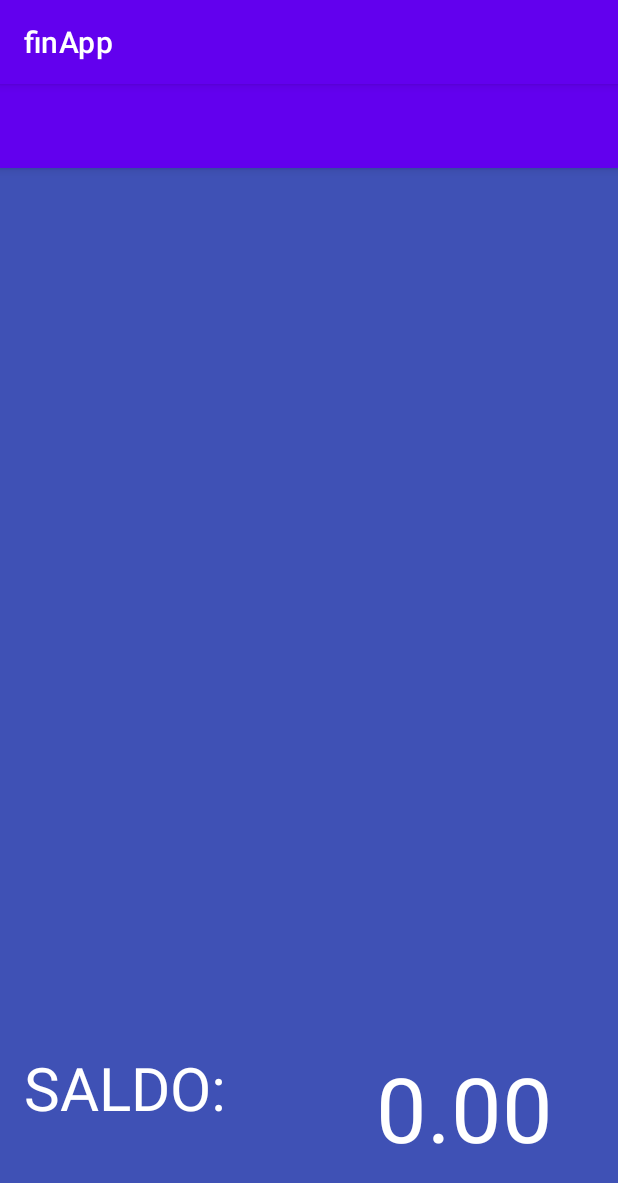
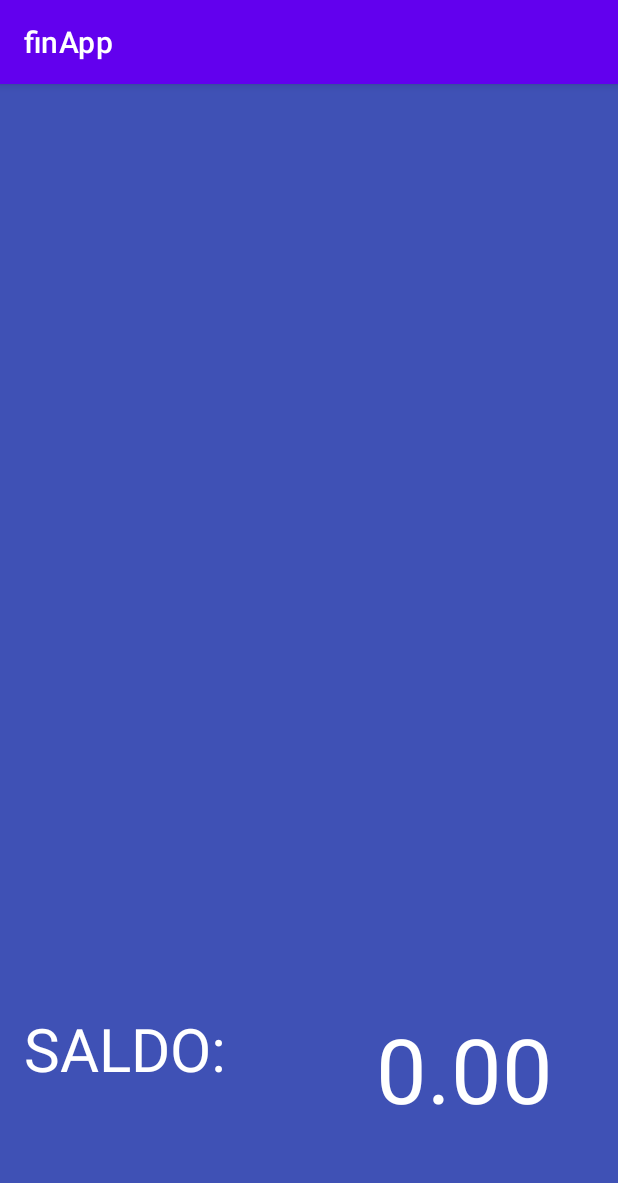
Before and after one commit to Janaerc/finApp2, an Android app: the Extrato screen opened directly, with no data from a screen before it, on a phone screen of 412 x 824 dp. Shown: the top 1183 px of the screen. Run offline under Robolectric (Android 15) with nearby library versions, the phone set to English and light mode, and no system bars.

Commit message:
tela extrato scroll vieew

```diff
--- a/app/src/main/res/layout/activity_extrato.xml
+++ b/app/src/main/res/layout/activity_extrato.xml
@@ -17,45 +17,26 @@
 
         <androidx.constraintlayout.widget.ConstraintLayout
             android:layout_width="match_parent"
-            android:layout_height="match_parent">
-
-            <androidx.appcompat.widget.Toolbar
-                android:id="@+id/myToolbar"
-                android:layout_width="0dp"
-                android:layout_height="wrap_content"
-                android:background="?attr/colorPrimary"
-                android:minHeight="?attr/actionBarSize"
-                android:theme="?attr/actionBarTheme"
-                app:layout_constraintEnd_toEndOf="parent"
-                app:layout_constraintStart_toStartOf="parent"
-                app:layout_constraintTop_toTopOf="parent" />
-
-            <TextView
-                android:id="@+id/textViewSaldo"
-                android:layout_width="wrap_content"
-                android:layout_height="wrap_content"
-                android:textAlignment="center"
-                android:textColor="#FFFFFF"
-                android:textSize="30sp"
-                app:layout_constraintBottom_toBottomOf="parent"
-                app:layout_constraintEnd_toEndOf="parent"
-                app:layout_constraintStart_toStartOf="parent"
-                app:layout_constraintTop_toTopOf="parent" />
-        </androidx.constraintlayout.widget.ConstraintLayout>
+            android:layout_height="match_parent"/>
 
     </com.google.android.material.appbar.AppBarLayout>
 
-    <androidx.recyclerview.widget.RecyclerView
-        android:id="@+id/recyclerView"
-        android:layout_width="0dp"
-        android:layout_height="0dp"
-        android:layout_marginBottom="150dp"
+    <ScrollView
+        android:id="@+id/scrollViewExtrato"
+        android:layout_width="match_parent"
+        android:layout_height="650dp"
+        android:layout_marginBottom="176dp"
         app:layout_constraintBottom_toBottomOf="parent"
-        app:layout_constraintEnd_toEndOf="parent"
-        app:layout_constraintHorizontal_bias="0.0"
-        app:layout_constraintStart_toStartOf="parent"
-        app:layout_constraintTop_toTopOf="parent"
-        app:layout_constraintVertical_bias="0.0" />
+        tools:layout_editor_absoluteX="16dp">
+
+        <LinearLayout
+            android:id="@+id/listaPesquisarLayout"
+            android:layout_width="match_parent"
+            android:layout_height="wrap_content"
+            android:orientation="vertical">
+
+        </LinearLayout>
+    </ScrollView>
 
     <TextView
         android:id="@+id/textView2"
@@ -67,7 +48,7 @@
         android:textColor="#FFFFFF"
         android:textSize="40sp"
         app:layout_constraintStart_toStartOf="parent"
-        app:layout_constraintTop_toBottomOf="@+id/recyclerView" />
+        app:layout_constraintTop_toBottomOf="@id/scrollViewExtrato" />
 
     <TextView
         android:id="@+id/saldoText"
@@ -79,5 +60,5 @@
         android:textColor="#FFFFFF"
         android:textSize="60sp"
         app:layout_constraintStart_toEndOf="@+id/textView2"
-        app:layout_constraintTop_toBottomOf="@+id/recyclerView" />
+        app:layout_constraintTop_toBottomOf="@id/scrollViewExtrato" />
 </androidx.constraintlayout.widget.ConstraintLayout>
--- a/app/src/main/res/layout/activity_lista_classificada.xml
+++ b/app/src/main/res/layout/activity_lista_classificada.xml
@@ -21,7 +21,7 @@
         app:layout_constraintTop_toTopOf="parent" />
 
     <ScrollView
-        android:id="@+id/scrollViewPesquisar"
+        android:id="@+id/scrollViewExtrato"
         android:layout_width="match_parent"
         android:layout_height="650dp"
         app:layout_constraintBottom_toBottomOf="parent">
--- a/app/src/main/res/layout/activity_pesquisar.xml
+++ b/app/src/main/res/layout/activity_pesquisar.xml
@@ -51,6 +51,7 @@
         android:layout_height="wrap_content"
         android:layout_marginStart="4dp"
         android:layout_marginBottom="20dp"
+        android:backgroundTint="#FFFFFF"
         android:ems="10"
         android:inputType="date"
         android:textColor="#FFFFFF"
@@ -105,7 +106,7 @@
     </RadioGroup>
 
     <ScrollView
-        android:id="@+id/scrollViewPesquisar"
+        android:id="@+id/scrollViewExtrato"
         android:layout_width="match_parent"
         android:layout_height="200sp"
         android:layout_marginTop="16dp"
```
